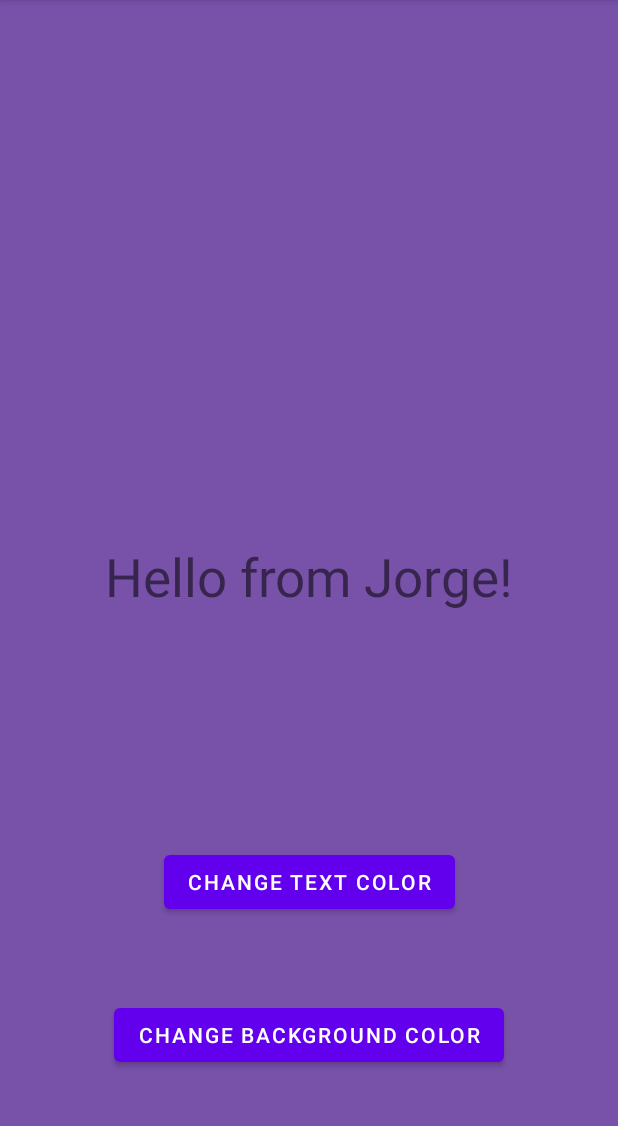
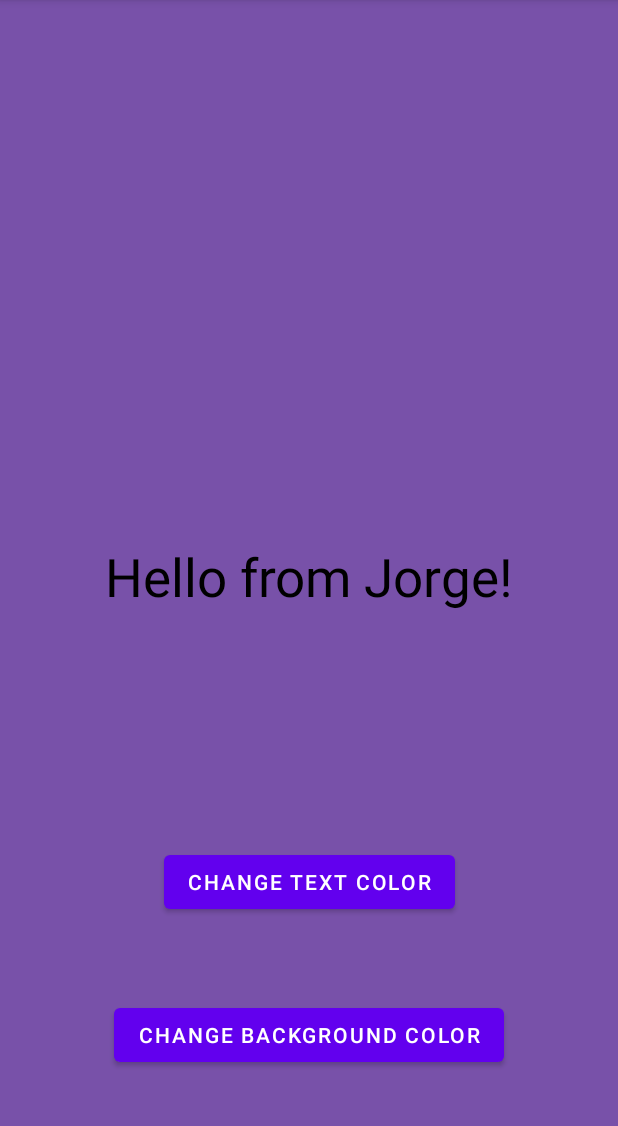
Before and after one commit to Jmdiaz1998/Codepath-Prework, an Android app: the screen it shows after launch (MainActivity), on a phone screen of 412 x 824 dp, the part 84-1210 px from its top. Run offline under Robolectric (Android 15) with nearby library versions, the phone set to English and light mode, and no system bars.

Commit message:
Added resetting of the view, added black as the text color, added details to button names

```diff
--- a/MyFirstAppHelloWorld/app/src/main/res/layout/activity_main.xml
+++ b/MyFirstAppHelloWorld/app/src/main/res/layout/activity_main.xml
@@ -18,7 +18,8 @@
         app:layout_constraintBottom_toBottomOf="parent"
         app:layout_constraintEnd_toEndOf="parent"
         app:layout_constraintStart_toStartOf="parent"
-        app:layout_constraintTop_toTopOf="parent" />
+        app:layout_constraintTop_toTopOf="parent"
+        android:textColor="@color/black"/>
 
     <Button
         android:id="@+id/change_text_color_button"
--- a/MyFirstAppHelloWorld/app/src/main/res/values/colors.xml
+++ b/MyFirstAppHelloWorld/app/src/main/res/values/colors.xml
@@ -9,4 +9,5 @@
     <color name="white">#FFFFFFFF</color>
 
     <color name= "pearl_white">#eeebd9</color>
+    <color name ="royal_purple">#7851a9</color>
 </resources>
```
Also changed, not shown: MyFirstAppHelloWorld/app/src/main/java/com/example/myfirstapp_helloworld/MainActivity.kt (+10 -2 lines), 1 other file.
